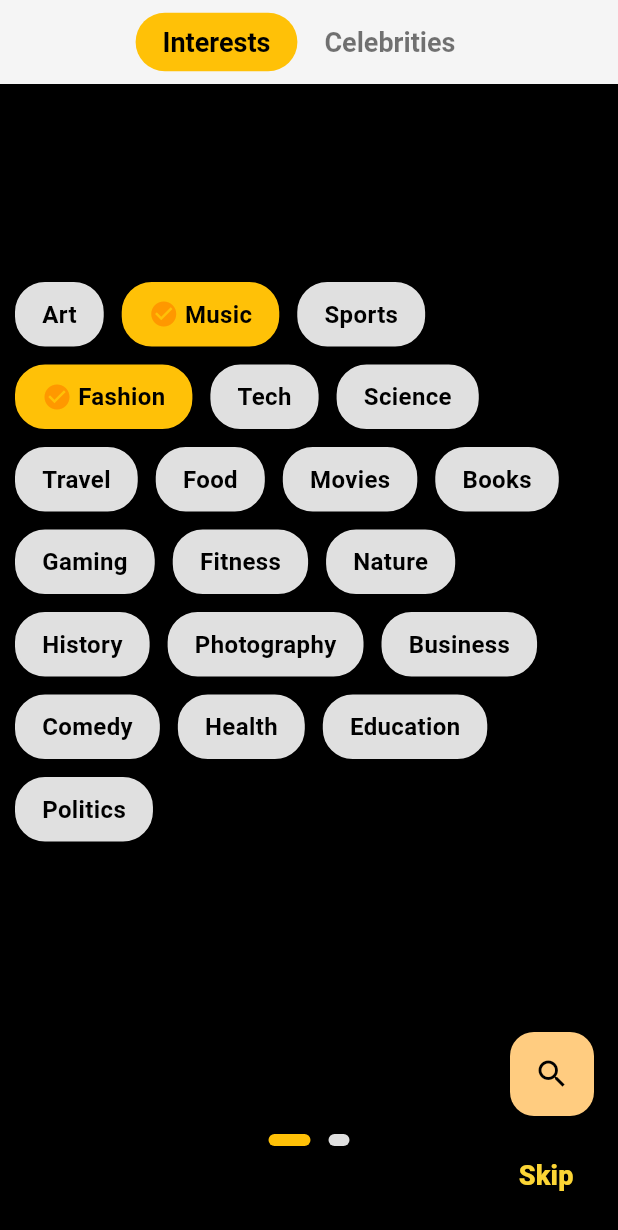
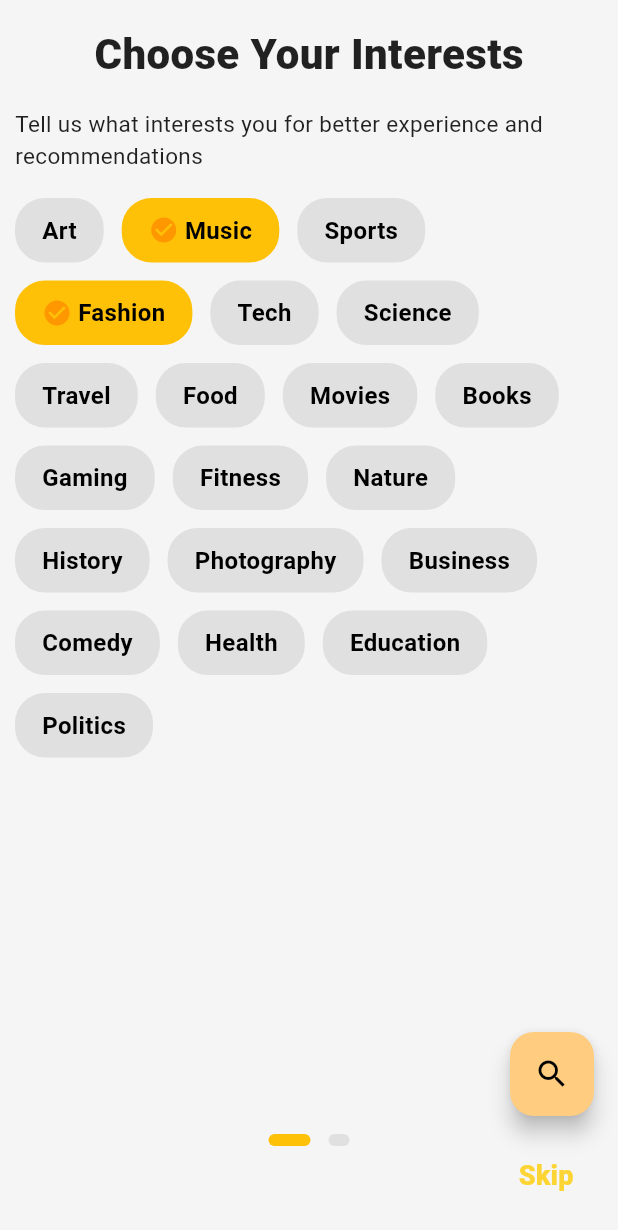
Before and after one commit to Akelo-Shaul/celeb-rating, a Flutter app: the InterestsSelectionScreen screen opened by its route, on a phone screen of 412 x 824 dp. Shown: the top 1230 px of the screen. Run offline on Flutter 3.47's test engine with Material 3 defaults, Android fonts, the phone set to English and light mode, and no system bars; our stand-ins replace camera, flutter_card_swiper, flutter_secure_storage, flutter_svg, go_router, image_picker and 5 more; missing offline and left inert: dart:html, video_thumbnail; accounts and stored records are empty; network calls fail.

Commit message:
Updates to interests screen

```diff
--- a/lib/screens/interests_selection_screen.dart
+++ b/lib/screens/interests_selection_screen.dart
@@ -178,39 +178,9 @@ class _InterestsSelectionScreenState extends State<InterestsSelectionScreen> wit
     final tabTitles = ['Interests', 'Celebrities'];
 
     return Scaffold(
-      backgroundColor: Colors.black,
       resizeToAvoidBottomInset: false,
-      appBar: AppBar(
-        backgroundColor: Theme.of(context).scaffoldBackgroundColor,
-        elevation: 0,
-        centerTitle: true,
-        title: Row(
-          mainAxisAlignment: MainAxisAlignment.center,
-          children: [
-            for (int i = 0; i < tabTitles.length; i++)
-              GestureDetector(
-                onTap: () => _onTabChanged(i),
-                child: Container(
-                  padding: const EdgeInsets.symmetric(horizontal: 18, vertical: 8),
-                  decoration: BoxDecoration(
-                    borderRadius: BorderRadius.circular(20),
-                    color: _tabIndex == i ? selectedColor : Colors.transparent,
-                  ),
-                  child: Text(
-                    tabTitles[i],
-                    style: TextStyle(
-                      fontWeight: FontWeight.bold,
-                      color: _tabIndex == i ? Colors.black : (isDark ? Colors.white : Colors.black54),
-                      fontSize: 18,
-                    ),
-                  ),
-                ),
-              ),
-          ],
-        ),
-        iconTheme: IconThemeData(color: isDark ? Colors.white : Colors.black),
-      ),
-      body: Stack(
+      body: SafeArea(
+        child: Stack(
           children: [
             Column(
               children: [
@@ -477,22 +447,6 @@ class _InterestsSelectionScreenState extends State<InterestsSelectionScreen> wit
               ],
             ),
             if (_tabIndex == 0) ...[
-            // if (_showSearch)
-            //   Positioned(
-            //     left: 16,
-            //     right: 16,
-            //     bottom: _keyboardHeight > 0 ? _keyboardHeight + 80 : 140,
-            //     child: AppSearchBar(
-            //       controller: _searchController,
-            //       hintText: 'Search...',
-            //       showFilterButton: false,
-            //       onChanged: (val) {
-            //         setState(() {
-            //           _search = val;
-            //         });
-            //       },
-            //     ),
-            //   ),
               Positioned(
                 bottom: 80,
                 right: 16,
@@ -547,6 +501,7 @@ class _InterestsSelectionScreenState extends State<InterestsSelectionScreen> wit
             ),
           ],
         ),
+      ),
     );
   }
 
```
Lines whose indentation alone changed are shown as unchanged.
